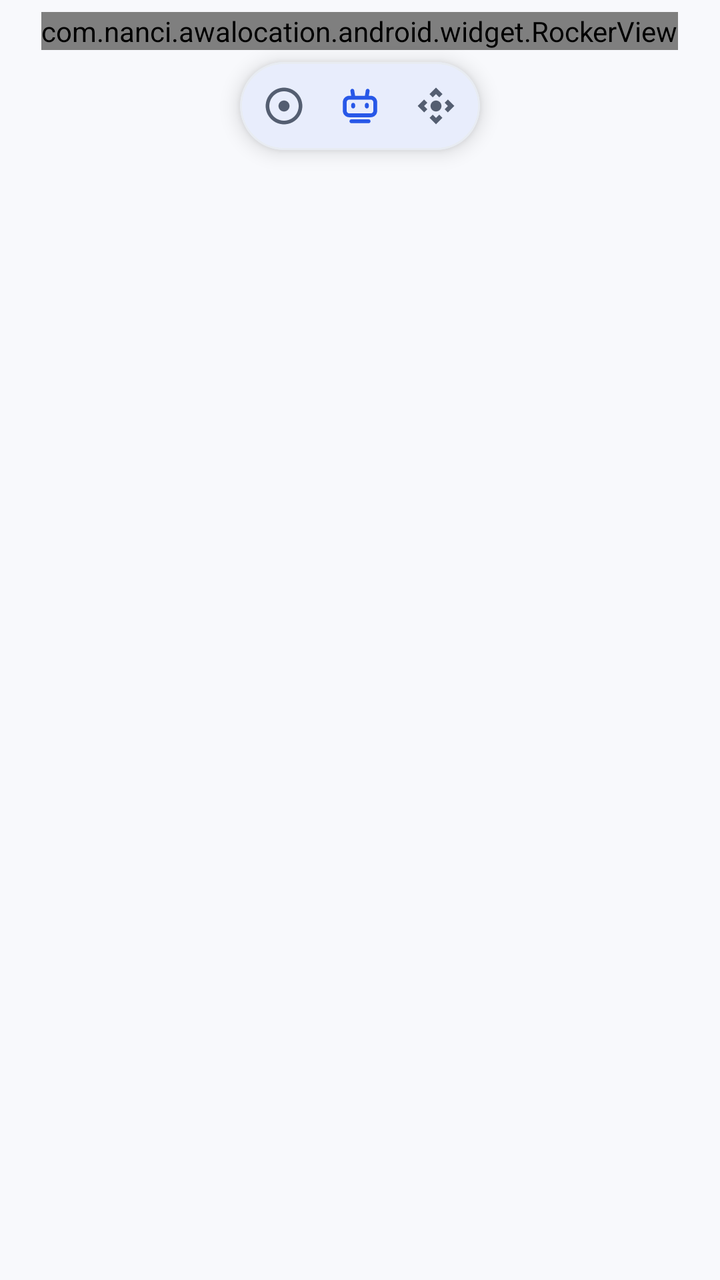
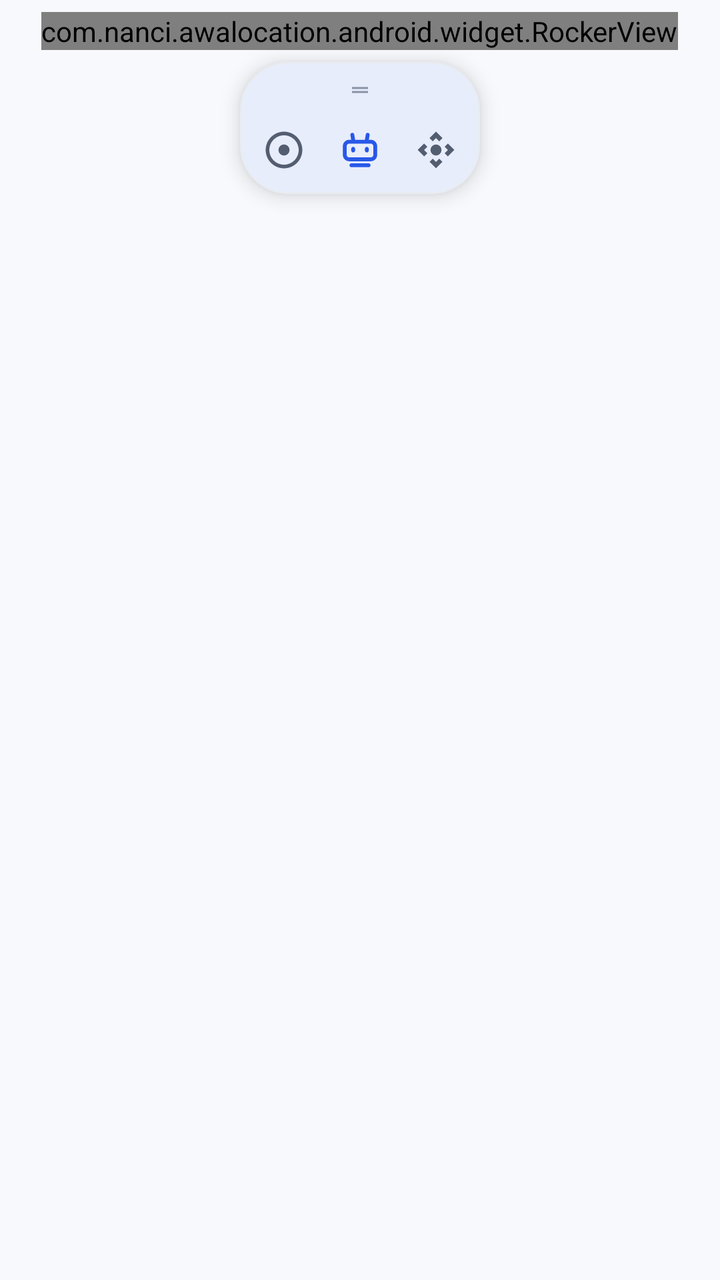

An Android layout rendered at two revisions. The XML below is the earlier revision; the diff shows what the commit changed to produce the second picture.
<!-- AndroidManifest.xml: application theme AppTheme -->
<!-- res/layout/layout_rocker.xml -->
<?xml version="1.0" encoding="utf-8"?>
<LinearLayout xmlns:android="http://schemas.android.com/apk/res/android"
    xmlns:app="http://schemas.android.com/apk/res-auto"
    android:layout_width="wrap_content"
    android:layout_height="wrap_content"
    android:background="@android:color/transparent"
    android:gravity="center_horizontal"
    android:orientation="vertical"
    android:padding="6dp">

    
    <com.nanci.awalocation.android.widget.RockerView
        android:id="@+id/rocker"
        android:layout_width="wrap_content"
        android:layout_height="wrap_content"
        android:layout_marginBottom="6dp"
        app:areaBackground="#66171B24"
        app:rockerBackground="#F5FFFFFF" />

    
    <com.google.android.material.card.MaterialCardView
        android:id="@+id/rocker_card"
        android:layout_width="wrap_content"
        android:layout_height="wrap_content"
        app:cardBackgroundColor="@color/awalocation_surface"
        app:cardCornerRadius="24dp"
        app:cardElevation="6dp"
        app:cardMaxElevation="8dp"
        app:cardPreventCornerOverlap="false"
        app:cardUseCompatPadding="false"
        app:contentPadding="3dp"
        app:strokeColor="@color/awalocation_outline_variant"
        app:strokeWidth="1dp">

        <LinearLayout
            android:id="@+id/rocker_bar"
            android:layout_width="wrap_content"
            android:layout_height="wrap_content"
            android:gravity="center"
            android:orientation="vertical">

            
            <LinearLayout
                android:id="@+id/rocker_row_main"
                android:layout_width="wrap_content"
                android:layout_height="wrap_content"
                android:gravity="center_vertical"
                android:orientation="horizontal">

                <androidx.appcompat.widget.AppCompatImageView
                    android:id="@+id/move"
                    android:layout_width="38dp"
                    android:layout_height="38dp"
                    android:background="?attr/selectableItemBackgroundBorderless"
                    android:contentDescription="移动或收起摇杆"
                    android:padding="8dp"
                    android:src="@drawable/baseline_adjust_24"
                    app:tint="@color/awalocation_on_surface_variant" />

                <androidx.appcompat.widget.AppCompatImageView
                    android:id="@+id/auto"
                    android:layout_width="38dp"
                    android:layout_height="38dp"
                    android:background="?attr/selectableItemBackgroundBorderless"
                    android:contentDescription="自动移动选项"
                    android:padding="8dp"
                    android:src="@drawable/baseline_robot_24"
                    app:tint="@color/awalocation_primary" />

                <androidx.appcompat.widget.AppCompatImageView
                    android:id="@+id/expand_menu"
                    android:layout_width="38dp"
                    android:layout_height="38dp"
                    android:background="?attr/selectableItemBackgroundBorderless"
                    android:contentDescription="摇杆设置"
                    android:padding="8dp"
                    android:src="@drawable/baseline_control_camera_24"
                    app:tint="@color/awalocation_on_surface_variant" />
            </LinearLayout>

            
            <LinearLayout
                android:id="@+id/auto_card"
                android:layout_width="wrap_content"
                android:layout_height="wrap_content"
                android:gravity="center_vertical"
                android:orientation="horizontal"
                android:visibility="gone">

                <androidx.appcompat.widget.AppCompatImageView
                    android:id="@+id/auto_play"
                    android:layout_width="38dp"
                    android:layout_height="38dp"
                    android:background="?attr/selectableItemBackgroundBorderless"
                    android:contentDescription="播放或暂停路线"
                    android:padding="8dp"
                    android:src="@drawable/baseline_play_24"
                    app:tint="@color/awalocation_primary" />

                <androidx.appcompat.widget.AppCompatImageView
                    android:id="@+id/auto_status"
                    android:layout_width="38dp"
                    android:layout_height="38dp"
                    android:background="?attr/selectableItemBackgroundBorderless"
                    android:contentDescription="自动移动状态"
                    android:padding="8dp"
                    android:src="@drawable/baseline_settings_24"
                    app:tint="@color/awalocation_on_surface_variant" />

                <androidx.appcompat.widget.AppCompatImageView
                    android:id="@+id/auto_lock"
                    android:layout_width="38dp"
                    android:layout_height="38dp"
                    android:background="?attr/selectableItemBackgroundBorderless"
                    android:contentDescription="锁定自动移动"
                    android:padding="8dp"
                    android:src="@drawable/baseline_manual_24"
                    app:tint="@color/awalocation_on_surface_variant" />
            </LinearLayout>
        </LinearLayout>
    </com.google.android.material.card.MaterialCardView>
</LinearLayout>
<!-- resources referenced by this layout -->
<resources>
  <color name="awalocation_on_surface_variant">#545E71</color>
  <color name="awalocation_outline_variant">#E8ECF2</color>
  <color name="awalocation_primary">#2858E8</color>
  <color name="awalocation_surface">#FFFFFF</color>
  <!-- drawable baseline_adjust_24 (drawable) -->
  <vector xmlns:android="http://schemas.android.com/apk/res/android" android:autoMirrored="true" android:height="12dp" android:tint="#A2A2A2" android:viewportHeight="24" android:viewportWidth="24" android:width="12dp">
        
      <path android:fillColor="@android:color/white" android:pathData="M12,2C6.49,2 2,6.49 2,12s4.49,10 10,10 10,-4.49 10,-10S17.51,2 12,2zM12,20c-4.41,0 -8,-3.59 -8,-8s3.59,-8 8,-8 8,3.59 8,8 -3.59,8 -8,8zM15,12c0,1.66 -1.34,3 -3,3s-3,-1.34 -3,-3 1.34,-3 3,-3 3,1.34 3,3z"/>
      
  </vector>
  <!-- drawable baseline_manual_24 (drawable) -->
  <vector xmlns:android="http://schemas.android.com/apk/res/android"
      android:width="24dp"
      android:height="24dp"
      android:viewportWidth="1024"
      android:viewportHeight="1024">
    <path
        android:pathData="M103.9,705.6s-12.8,-118.4 101.6,-68.5c66,29.6 89.6,91.9 89.6,91.9l2.4,-483.5s68.2,-101.8 127.7,0l1,306.1s73.9,-100.5 160.8,7c0,0 65.1,-109.5 156.7,5.3 0,0 64.9,-126.6 130,11v384.3s-3.7,30 -56.6,63.9H358l-254.1,-317.4zM256,490.7a256.1,256.1 0,1 1,204.8 0V370.5a153.6,153.6 0,1 0,-204.8 0v120.2z"
        android:fillColor="#555555"/>
  </vector>
  <!-- drawable baseline_play_24 (drawable) -->
  <vector xmlns:android="http://schemas.android.com/apk/res/android"
      android:width="24dp"
      android:height="24dp"
      android:viewportWidth="1024"
      android:viewportHeight="1024">
    <path
        android:pathData="M817.1,485l-512,-323.7C295.2,155 282.8,154.6 272.6,160.2 262.3,165.9 256,176.6 256,188.3l0,647.3c0,11.6 6.3,22.4 16.6,28 4.8,2.7 10.1,4 15.4,4 6,0 11.9,-1.7 17.1,-4.9l512,-323.6C826.4,533.2 832,523 832,512 832,501 826.4,490.8 817.1,485z"
        android:fillColor="#373737"/>
  </vector>
  <color name="awalocation_on_primary">#FFFFFF</color>
  <color name="awalocation_primary_container">#EAF0FF</color>
  <color name="awalocation_on_primary_container">#12328A</color>
  <color name="awalocation_secondary">#4D596B</color>
  <color name="awalocation_on_secondary">#FFFFFF</color>
  <color name="awalocation_secondary_container">#E2E7EE</color>
  <color name="awalocation_on_secondary_container">#182330</color>
  <color name="awalocation_on_surface">#191C24</color>
  <color name="awalocation_surface_variant">#EEF2F7</color>
  <color name="awalocation_outline">#CFD7E4</color>
  <color name="awalocation_background">#F8F9FC</color>
  <color name="theme_focused_touch">#142858E8</color>
  <style name="Awalocation.SearchViewStyle" parent="Widget.AppCompat.SearchView" />
  <style name="Awalocation.SliderTheme" parent="Widget.Material3.Slider">
          <item name="labelBehavior">gone</item>
      </style>
  <style name="Awalocation.MaterialAlertDialog" parent="ThemeOverlay.Material3.MaterialAlertDialog">
          <item name="shapeAppearanceCornerLarge">@style/Awalocation.ShapeAppearance.Dialog</item>
          <item name="colorSurface">@color/awalocation_surface</item>
      </style>
  <style name="Awalocation.ShapeAppearance.Dialog" parent="ShapeAppearance.Material3.Corner.Large">
          <item name="cornerSize">24dp</item>
      </style>
  <!-- unchanged entries left out for length: 4 -->
</resources>

<!-- the commit's change to res/layout/layout_rocker.xml (unified diff, before → after) -->
@@ -38,6 +38,21 @@
             android:layout_height="wrap_content"
             android:gravity="center"
             android:orientation="vertical">
+
+            
+            <androidx.appcompat.widget.AppCompatImageView
+                android:id="@+id/drag_handle"
+                android:layout_width="56dp"
+                android:layout_height="22dp"
+                android:layout_gravity="center_horizontal"
+                android:background="?attr/selectableItemBackgroundBorderless"
+                android:contentDescription="@string/drag_rocker"
+                android:paddingStart="18dp"
+                android:paddingTop="5dp"
+                android:paddingEnd="18dp"
+                android:paddingBottom="5dp"
+                android:src="@drawable/baseline_drag_handle_24"
+                app:tint="@color/awalocation_hint_color" />
 
             
             <LinearLayout
<!-- resource entries referenced after the edit -->
@@ -1,5 +1,6 @@
 <!-- resources referenced by this layout -->
 <resources>
+  <color name="awalocation_hint_color">#8A94A6</color>
   <color name="awalocation_on_surface_variant">#545E71</color>
   <color name="awalocation_outline_variant">#E8ECF2</color>
   <color name="awalocation_primary">#2858E8</color>
@@ -9,6 +10,17 @@
         
       <path android:fillColor="@android:color/white" android:pathData="M12,2C6.49,2 2,6.49 2,12s4.49,10 10,10 10,-4.49 10,-10S17.51,2 12,2zM12,20c-4.41,0 -8,-3.59 -8,-8s3.59,-8 8,-8 8,3.59 8,8 -3.59,8 -8,8zM15,12c0,1.66 -1.34,3 -3,3s-3,-1.34 -3,-3 1.34,-3 3,-3 3,1.34 3,3z"/>
       
+  </vector>
+  <!-- drawable baseline_drag_handle_24 (drawable) -->
+  <?xml version="1.0" encoding="utf-8"?>
+  <vector xmlns:android="http://schemas.android.com/apk/res/android"
+      android:width="24dp"
+      android:height="24dp"
+      android:viewportWidth="24"
+      android:viewportHeight="24">
+      <path
+          android:fillColor="#FF000000"
+          android:pathData="M20,9H4v2h16V9zM4,15h16v-2H4v2z" />
   </vector>
   <!-- drawable baseline_manual_24 (drawable) -->
   <vector xmlns:android="http://schemas.android.com/apk/res/android"
@@ -30,6 +42,7 @@
         android:pathData="M817.1,485l-512,-323.7C295.2,155 282.8,154.6 272.6,160.2 262.3,165.9 256,176.6 256,188.3l0,647.3c0,11.6 6.3,22.4 16.6,28 4.8,2.7 10.1,4 15.4,4 6,0 11.9,-1.7 17.1,-4.9l512,-323.6C826.4,533.2 832,523 832,512 832,501 826.4,490.8 817.1,485z"
         android:fillColor="#373737"/>
   </vector>
+  <string name="drag_rocker">拖动悬浮摇杆</string>
   <color name="awalocation_on_primary">#FFFFFF</color>
   <color name="awalocation_primary_container">#EAF0FF</color>
   <color name="awalocation_on_primary_container">#12328A</color>
